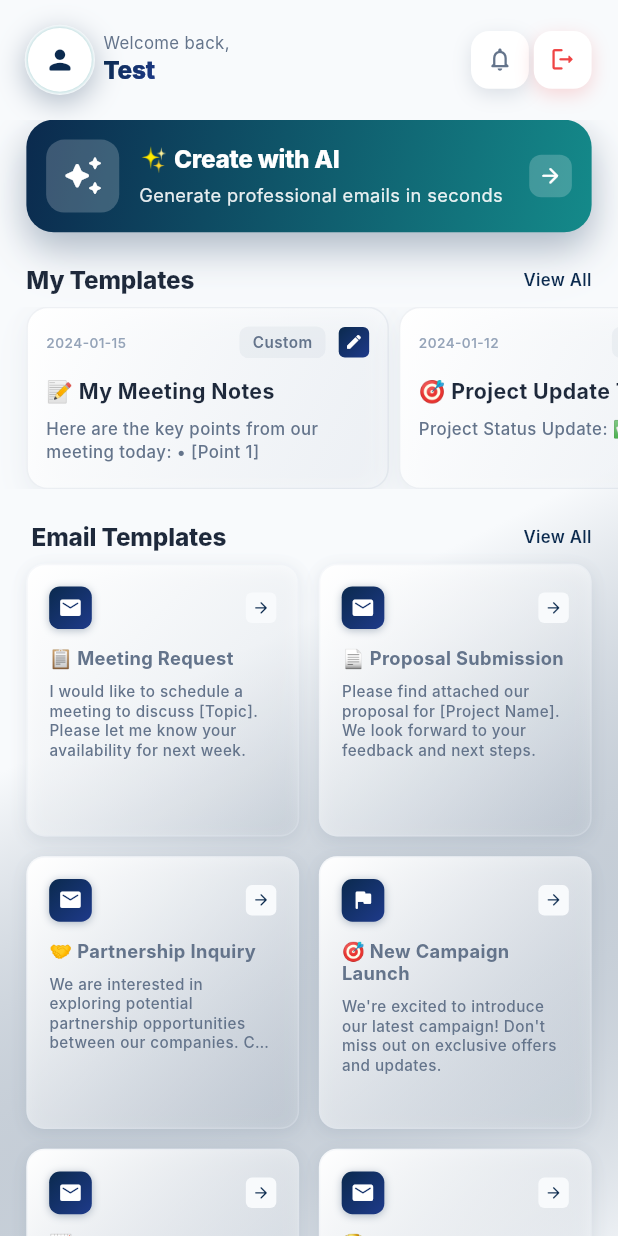
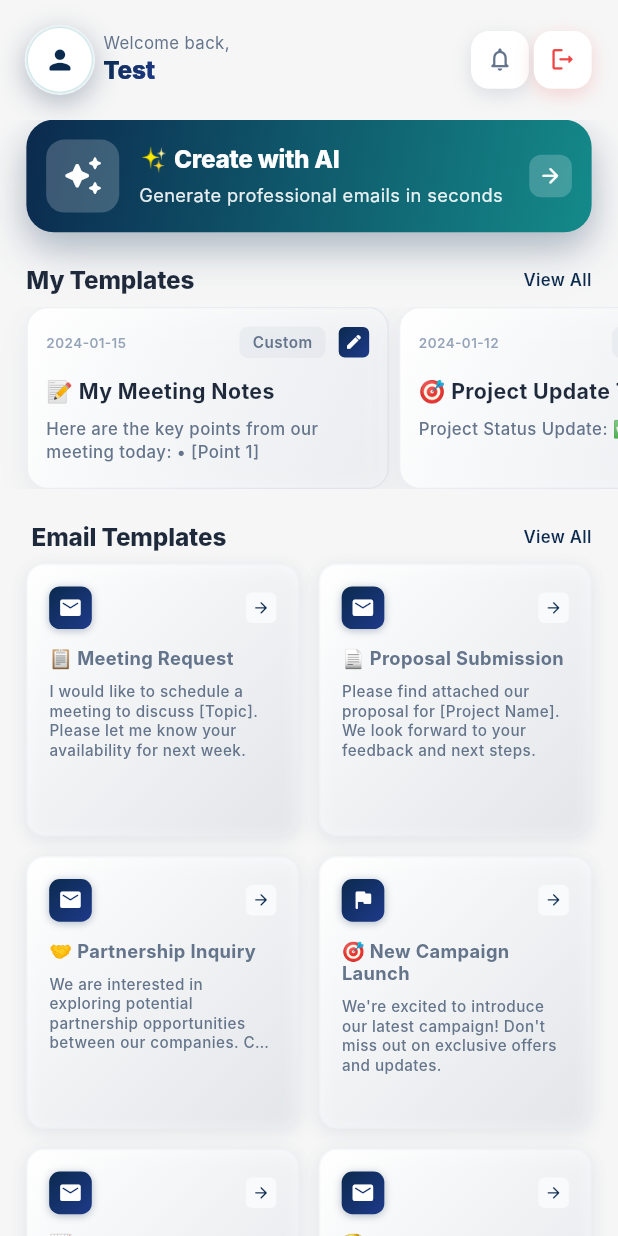
Before and after one commit to developerdevsoni/easy-mail, a Flutter app: the HomeScreen screen opened directly, on a phone screen of 412 x 824 dp. Run offline on Flutter 3.47's test engine with Material 3 defaults, Android fonts, the phone set to English and light mode, and no system bars; our stand-ins replace animated_text_kit, firebase_core, firebase_crashlytics, flutter_gemini, flutter_screenutil, get and 3 more; accounts and stored records are empty; Roboto replaces fonts that are missing (Inter).

Commit message:
new Ui done

```diff
--- a/lib/utils/app_theme.dart
+++ b/lib/utils/app_theme.dart
@@ -7,7 +7,8 @@ class AppTheme {
   static const Color secondaryTeal = Color(0xFF148A8A);     // Professional Teal - innovation
   static const Color accentGold = Color(0xFFF59E0B);        // Success Gold - premium
   static const Color surfaceWhite = Color(0xFFFFFFFF);      // Pure White - clean
-  static const Color backgroundGray = Color(0xFFF8FAFC);    // Light Gray - modern background
+  static const Color backgroundGray = Color(0xFFF8FAFC);
+    static const Color backgroundGrayF6 = Color(0xFFF6F6F6);    // Light Gray - modern background
   static const Color cardGray = Color(0xFFE2E8F0);          // Card borders
   static const Color textPrimary = Color(0xFF1E293B);       // Dark text
   static const Color textSecondary = Color(0xFF64748B);     // Secondary text
--- a/lib/view/home_screen.dart
+++ b/lib/view/home_screen.dart
@@ -466,9 +466,9 @@ class _HomeScreenState extends State<HomeScreen> with TickerProviderStateMixin {
             begin: Alignment.topLeft,
             end: Alignment.bottomRight,
             colors: [
-              AppTheme.backgroundGray,
-              AppTheme.backgroundGray.withOpacity(0.8),
-              AppTheme.primaryBlue.withOpacity(0.05),
+              AppTheme.backgroundGrayF6,
+              AppTheme.backgroundGrayF6.withOpacity(1),
+              AppTheme.backgroundGrayF6.withOpacity(1),
             ],
           ),
         ),
```
Also changed, not shown: pubspec.lock.
